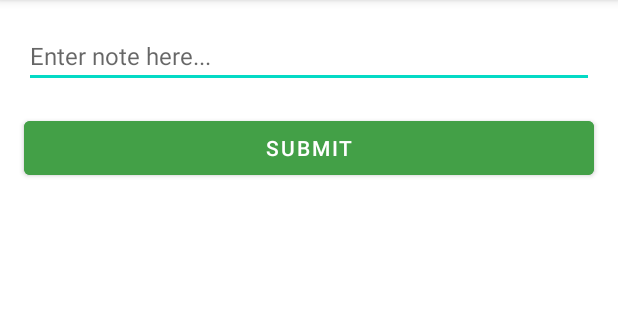
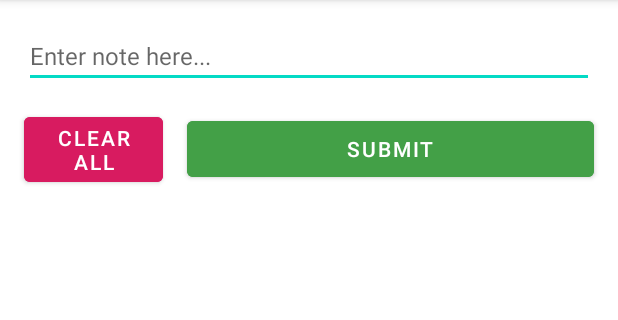
Before and after one commit to Eleaus-Hossain-Evan/MyNote, an Android app: the screen it shows after launch (MainActivity), on a phone screen of 412 x 824 dp, the part 84-404 px from its top. Run offline under Robolectric (Android 15) with nearby library versions, the phone set to English and light mode, and no system bars; our stand-ins replace Room's generated code.

Commit message:
implements delete all function

```diff
--- a/app/src/main/java/com/example/mynote/MainActivity.kt
+++ b/app/src/main/java/com/example/mynote/MainActivity.kt
@@ -40,6 +40,9 @@ class MainActivity : AppCompatActivity(), INoteRVAdapter {
             }
             etInput.text.clear()
         })
+        btnClearAll.setOnClickListener(View.OnClickListener {
+            viewModel.deleteAllNotes()
+        })
     }
 
     override fun onItemClicked(note: Note) {
--- a/app/src/main/res/layout/activity_main.xml
+++ b/app/src/main/res/layout/activity_main.xml
@@ -20,13 +20,29 @@
 
     <Button
         android:id="@+id/btnSubmit"
-        android:layout_width="match_parent"
-        android:layout_height="wrap_content"
-        android:text="Submit"
-        app:layout_constraintTop_toBottomOf="@+id/etInput"
+        android:layout_width="271dp"
+        android:layout_height="49dp"
         android:layout_margin="16dp"
         android:backgroundTint="#43A047"
-        android:textColor="@color/white" />
+        android:text="Submit"
+        android:textColor="@color/white"
+        app:layout_constraintBottom_toTopOf="@+id/recyclerView"
+        app:layout_constraintEnd_toEndOf="parent"
+        app:layout_constraintStart_toEndOf="@+id/btnClearAll"
+        app:layout_constraintTop_toBottomOf="@+id/etInput" />
+
+    <Button
+        android:id="@+id/btnClearAll"
+        android:layout_width="0dp"
+        android:layout_height="wrap_content"
+        android:backgroundTint="#D81B60"
+        android:text="Clear All"
+        android:layout_marginStart="16dp"
+        app:layout_constraintEnd_toStartOf="@+id/btnSubmit"
+        app:layout_constraintTop_toTopOf="@+id/btnSubmit"
+        app:layout_constraintBottom_toBottomOf="@+id/btnSubmit"
+        app:layout_constraintStart_toStartOf="parent"/>
+
 
     <androidx.recyclerview.widget.RecyclerView
         android:id="@+id/recyclerView"
```
